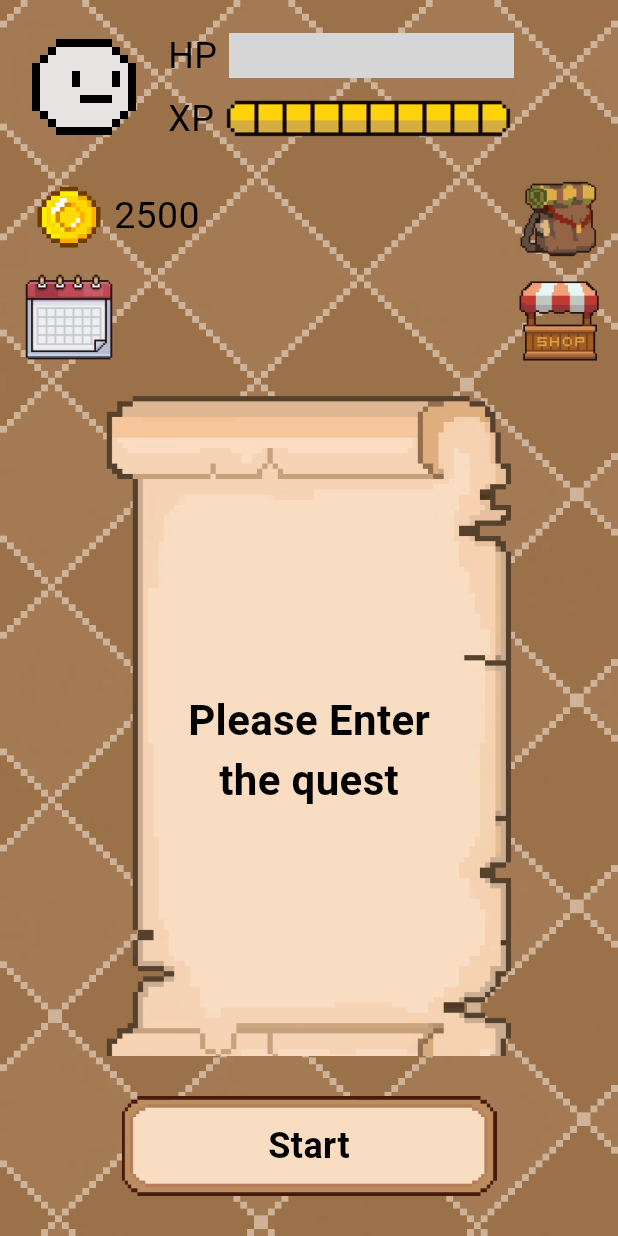
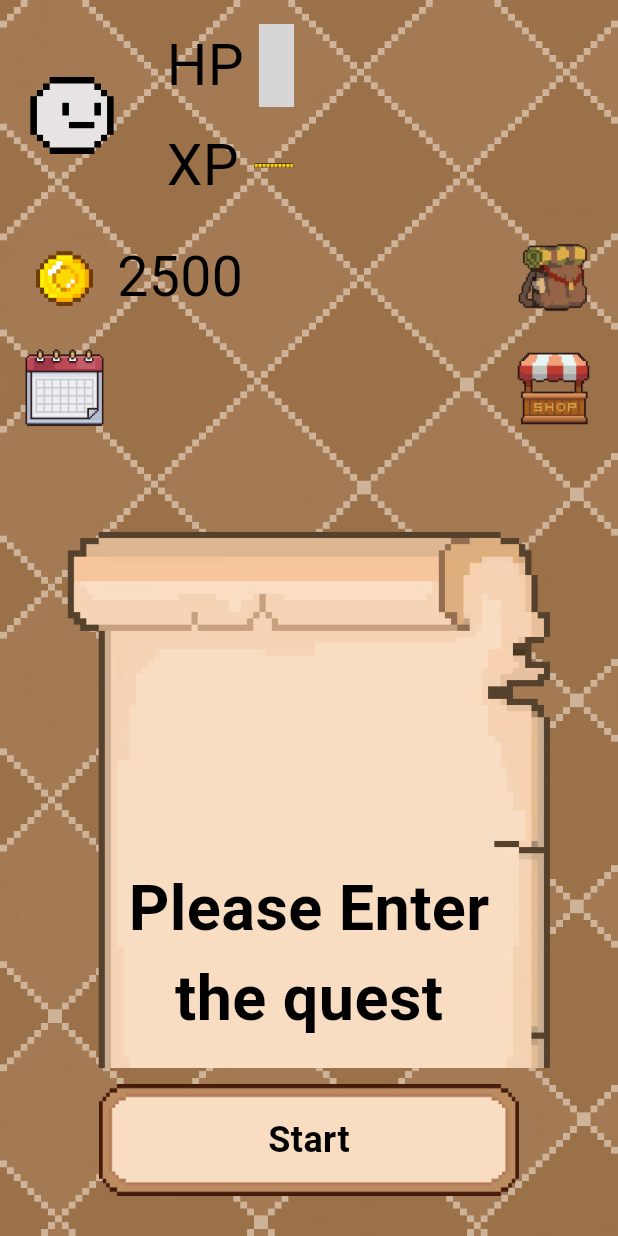
Before and after one commit to mi-noong/QuestLog_Front, a Flutter app: the HomeScreen screen opened directly, on a phone screen of 412 x 824 dp. Run offline on Flutter 3.47's test engine with Material 3 defaults, Android fonts, the phone set to English and light mode, and no system bars; our stand-ins replace flutter_local_notifications, shared_preferences, timezone; accounts and stored records are empty; Roboto replaces fonts that are missing (DungGeunMo); grey boxes are pictures that could not be loaded.

Commit message:
Update HomeScreen.dart

```diff
--- a/lib/HomeScreen.dart
+++ b/lib/HomeScreen.dart
@@ -1,6 +1,7 @@
 import 'package:flutter/material.dart';
 import 'QuestScreen.dart';
 import 'shop.dart';
+import 'MyPageScreen.dart';
 
 class HomeScreen extends StatelessWidget {
   const HomeScreen({super.key});
@@ -16,6 +17,8 @@ class HomeScreen extends StatelessWidget {
           ),
         ),
         child: SafeArea(
+          child: Padding(
+            padding: const EdgeInsets.all(16),
             child: Column(
               children: [
                 // 상단 플레이어 정보 영역
@@ -32,124 +35,165 @@ class HomeScreen extends StatelessWidget {
             ),
           ),
         ),
+      ),
     );
   }
 
   Widget _buildTopInfoSection(BuildContext context) {
+    final screenWidth = MediaQuery.of(context).size.width;
+    final bool isTablet = screenWidth > 600;
+    final double barGap = isTablet ? 12.0 : 10.0; // 텍스트와 바 이미지 사이 간격 증가
+
+    // 반응형 크기 설정
+    final double iconSize = isTablet ? 69.0 : 54.0; // 1.3배 줄임 (90/1.3, 70/1.3)
+    final double fontSize = isTablet ? 45.0 : 38.0; // HP/XP 텍스트 크기 증가
+    final double goldFontSize = isTablet ? 44.0 : 37.0;
+    final double barHeight = isTablet ? 80.0 : 55.0; // 바 높이 더 증가
+    final double sectionWidth = isTablet ? (screenWidth * 0.48) : 180.0; // 태블릿에서 더 넓게 확보 (가로 길이 증가)
+
     return Container(
-      padding: const EdgeInsets.all(16.0),
       decoration: BoxDecoration(
         color: Colors.transparent,
       ),
       child: Row(
+        mainAxisAlignment: MainAxisAlignment.spaceBetween,
         children: [
-          // 왼쪽 섹션: 캐릭터 아이콘과 HP/XP 바, 골드, 캘린더
-          Column(
+          // 왼쪽 섹션: 캐릭터 아이콘과 HP/XP 바, 골드, 캘린더 (좌측 사이드 고정)
+          SizedBox(
+            width: sectionWidth,
+            child: Column(
               crossAxisAlignment: CrossAxisAlignment.start,
               children: [
                 // 캐릭터 아이콘과 HP/XP 바
                 Row(
                   children: [
-                  // 캐릭터 아이콘
-                  Image.asset(
+                    // 캐릭터 아이콘 (마이페이지로 이동)
+                    GestureDetector(
+                      onTap: () {
+                        Navigator.push(
+                          context,
+                          MaterialPageRoute(builder: (context) => const MyPageScreen()),
+                        );
+                      },
+                      child: Image.asset(
                         'assets/images/Icon_MyPage.png',
-                    width: 80,
-                    height: 80,
+                        width: iconSize + 10,
+                        height: iconSize + 10,
+                      ),
                     ),
 
-                  const SizedBox(width: 16),
+                    SizedBox(width: isTablet ? 20.0 : 16.0),
 
-                  // HP/XP 바들
-                  Column(
+                    // HP/XP 바들 (크기 증가) - 화면 상단 중앙으로 이동
+                    Expanded(
+                      child: Padding(
+                        padding: EdgeInsets.only(left: isTablet ? 20.0 : 15.0), // 패딩 조정
+                        child: Column(
                           crossAxisAlignment: CrossAxisAlignment.start,
                           children: [
                           // HP 바
                           Row(
                             children: [
-                          const Text(
+                              Text(
                                 'HP',
                                 style: TextStyle(
                                   color: Colors.black,
-                              fontSize: 24,
+                                  fontSize: fontSize,
+                                  fontFamily: 'DungGeunMo',
+                                  decoration: TextDecoration.none,
                                 ),
                               ),
-                          const SizedBox(width: 8),
-                          Image.asset(
-                            'assets/images/Icon_HpBar_10.png',
-                            width: 190,
-                            height: 30,
+                              SizedBox(width: barGap),
+                              Expanded(
+                                child: Image.asset(
+                                  'assets/images/Icon_HPBar_10.png',
+                                  height: barHeight,
+                                  fit: BoxFit.fitWidth,
+                                ),
                               ),
                             ],
                           ),
 
-                      const SizedBox(height: 8),
+                          SizedBox(height: isTablet ? 15.0 : 12.0),
 
                           // XP 바
                           Row(
                             children: [
-                          const Text(
+                              Text(
                                 'XP',
                                 style: TextStyle(
                                   color: Colors.black,
-                              fontSize: 24,
+                                  fontSize: fontSize,
+                                  fontFamily: 'DungGeunMo',
+                                  decoration: TextDecoration.none,
                                 ),
                               ),
-                          const SizedBox(width: 8),
-                          Image.asset(
+                              SizedBox(width: barGap),
+                              Expanded(
+                                child: Image.asset(
                                   'assets/images/Icon_XpBar_10.png',
-                            width: 190,
-                            height: 30,
+                                  height: barHeight,
+                                  fit: BoxFit.fitWidth,
+                                ),
                               ),
                             ],
                           ),
                         ],
                         ),
+                      ),
+                    ),
                   ],
                 ),
 
-              const SizedBox(height: 16),
+                SizedBox(height: isTablet ? 25.0 : 20.0),
 
                 // 골드
                 Row(
                   children: [
                     Image.asset(
                       'assets/images/Icon_Gold.png',
-                    width: 60,
-                    height: 60,
+                      width: iconSize,
+                      height: iconSize,
                     ),
-                  const Text(
+                    SizedBox(width: isTablet ? 12.0 : 8.0),
+                    Text(
                       '2500',
                       style: TextStyle(
                         color: Colors.black,
-                      fontSize: 25,
+                        fontSize: goldFontSize,
+                        fontFamily: 'DungGeunMo',
+                        decoration: TextDecoration.none,
                       ),
                     ),
                   ],
                 ),
 
-              const SizedBox(height: 8),
+                SizedBox(height: isTablet ? 25.0 : 20.0),
 
                 // 캘린더 아이콘
                 Image.asset(
                   'assets/images/Icon_Calendar.png',
-                width: 60,
-                height: 60,
+                  width: iconSize,
+                  height: iconSize,
                 ),
               ],
             ),
+          ),
 
-          const Spacer(),
-
-          // 오른쪽 섹션: 가방과 상점 아이콘들 (더 아래로)
-          Column(
+          // 오른쪽 섹션: 가방과 상점 아이콘들 (우측 사이드 고정)
+          SizedBox(
+            width: sectionWidth,
+            child: Column(
+              crossAxisAlignment: CrossAxisAlignment.end,
               children: [
-              const SizedBox(height: 100), // 더 많이 아래로 이동
+                // HP/XP바 섹션 높이만큼 상단 간격 (골드와 같은 높이에 가방 배치)
+                SizedBox(height: barHeight * 2 + (isTablet ? 15.0 : 12.0) + (isTablet ? 25.0 : 20.0)),
                 Image.asset(
                   'assets/images/Icon_Backpack.png',
-                width: 60,
-                height: 60,
+                  width: iconSize,
+                  height: iconSize,
                 ),
-              const SizedBox(height: 8),
+                SizedBox(height: isTablet ? 25.0 : 20.0), // 골드와 캘린더 사이 간격과 동일
                 GestureDetector(
                   onTap: () {
                     Navigator.push(
@@ -159,11 +203,12 @@ class HomeScreen extends StatelessWidget {
                   },
                   child: Image.asset(
                     'assets/images/Icon_Shop.png',
-                  width: 60,
-                  height: 60,
+                    width: iconSize,
+                    height: iconSize,
                   ),
                 ),
               ],
+            ),
           ),
         ],
       ),
@@ -176,7 +221,7 @@ class HomeScreen extends StatelessWidget {
 
   Widget _buildBottomButtonSection(BuildContext context) {
     return Container(
-      padding: const EdgeInsets.all(25.0),
+      padding: const EdgeInsets.fromLTRB(16, 8, 16, 8), // 약간 위로 올림
       child: Center(
         child: GestureDetector(
           onTap: () {
@@ -191,8 +236,8 @@ class HomeScreen extends StatelessWidget {
             children: [
               Image.asset(
                 'assets/images/MainButton.png',
-                width: 250,
-                height: 70,
+                width: 280, // Shop.dart와 동일한 크기
+                height: 80,
               ),
               const Text(
                 'Start',
@@ -200,6 +245,8 @@ class HomeScreen extends StatelessWidget {
                   color: Colors.black,
                   fontSize: 24,
                   fontWeight: FontWeight.bold,
+                  fontFamily: 'DungGeunMo',
+                  decoration: TextDecoration.none,
                 ),
               ),
             ],
@@ -237,11 +284,23 @@ class _QuestMapSectionState extends State<_QuestMapSection> {
             child: Stack(
               alignment: Alignment.center,
               children: [
-                Image.asset(
+                LayoutBuilder(
+                  builder: (context, constraints) {
+                    final screenWidth = MediaQuery.of(context).size.width;
+                    final screenHeight = MediaQuery.of(context).size.height;
+                    final isTablet = screenWidth > 600;
+
+                    // 화면 크기에 따른 지도맵 크기 조정
+                    final mapWidth = isTablet ? 600.0 : screenWidth * 0.9;
+                    final mapHeight = 700.0; // 높이 증가
+
+                    return Image.asset(
                       _isQuestMap ? 'assets/images/map_Quest.png' : 'assets/images/map.png',
-                  width: 400,
-                  height: 480,
+                      width: mapWidth,
+                      height: mapHeight,
                       fit: BoxFit.contain,
+                    );
+                  },
                 ),
                 if (!_isQuestMap)
                   const Positioned(
@@ -254,16 +313,20 @@ class _QuestMapSectionState extends State<_QuestMapSection> {
                           'Please Enter',
                           style: TextStyle(
                             color: Colors.black,
-                            fontSize: 28,
+                            fontSize: 42,
                             fontWeight: FontWeight.bold,
+                            fontFamily: 'DungGeunMo',
+                            decoration: TextDecoration.none,
                           ),
                         ),
                         Text(
                           'the quest',
                           style: TextStyle(
                             color: Colors.black,
-                            fontSize: 28,
+                            fontSize: 42,
                             fontWeight: FontWeight.bold,
+                            fontFamily: 'DungGeunMo',
+                            decoration: TextDecoration.none,
                           ),
                         ),
                       ],
```
Lines whose indentation alone changed are shown as unchanged.
